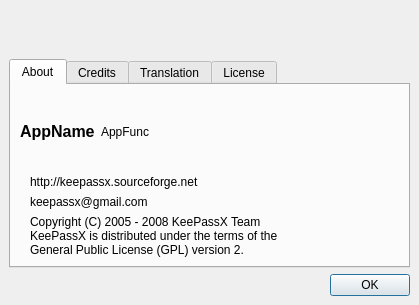
Qt form src/forms/AboutDlg.ui (thooge/keepassx1) before a commit.
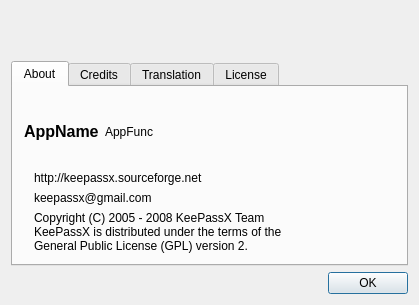
The same form after that commit. Custom widgets are drawn as their Qt base class.

```diff
--- a/src/forms/AboutDlg.ui
+++ b/src/forms/AboutDlg.ui
@@ -34,18 +34,6 @@
    <property name="spacing" >
     <number>6</number>
    </property>
-   <property name="leftMargin" >
-    <number>9</number>
-   </property>
-   <property name="topMargin" >
-    <number>9</number>
-   </property>
-   <property name="rightMargin" >
-    <number>9</number>
-   </property>
-   <property name="bottomMargin" >
-    <number>9</number>
-   </property>
    <item>
     <spacer>
      <property name="orientation" >
@@ -75,18 +63,6 @@
        <property name="spacing" >
         <number>6</number>
        </property>
-       <property name="leftMargin" >
-        <number>9</number>
-       </property>
-       <property name="topMargin" >
-        <number>9</number>
-       </property>
-       <property name="rightMargin" >
-        <number>9</number>
-       </property>
-       <property name="bottomMargin" >
-        <number>9</number>
-       </property>
        <item>
         <layout class="QHBoxLayout" >
          <item>
@@ -137,18 +113,6 @@
          <property name="spacing" >
           <number>6</number>
          </property>
-         <property name="leftMargin" >
-          <number>0</number>
-         </property>
-         <property name="topMargin" >
-          <number>0</number>
-         </property>
-         <property name="rightMargin" >
-          <number>0</number>
-         </property>
-         <property name="bottomMargin" >
-          <number>0</number>
-         </property>
          <item>
           <spacer>
            <property name="orientation" >
@@ -167,18 +131,6 @@
          </item>
          <item>
           <layout class="QVBoxLayout" >
-           <property name="leftMargin" >
-            <number>0</number>
-           </property>
-           <property name="topMargin" >
-            <number>0</number>
-           </property>
-           <property name="rightMargin" >
-            <number>0</number>
-           </property>
-           <property name="bottomMargin" >
-            <number>0</number>
-           </property>
            <item>
             <widget class="LinkLabel" name="label_5" >
              <property name="text" >
```
Left out of the diff: 36 changed lines with no effect on the pictures.
